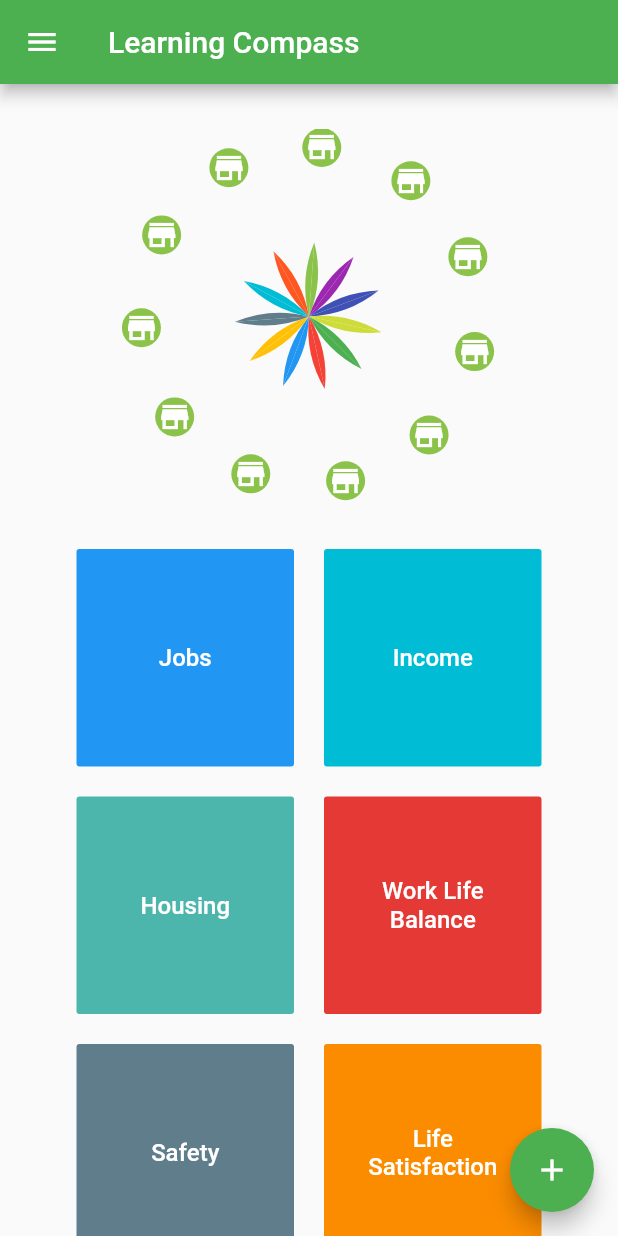
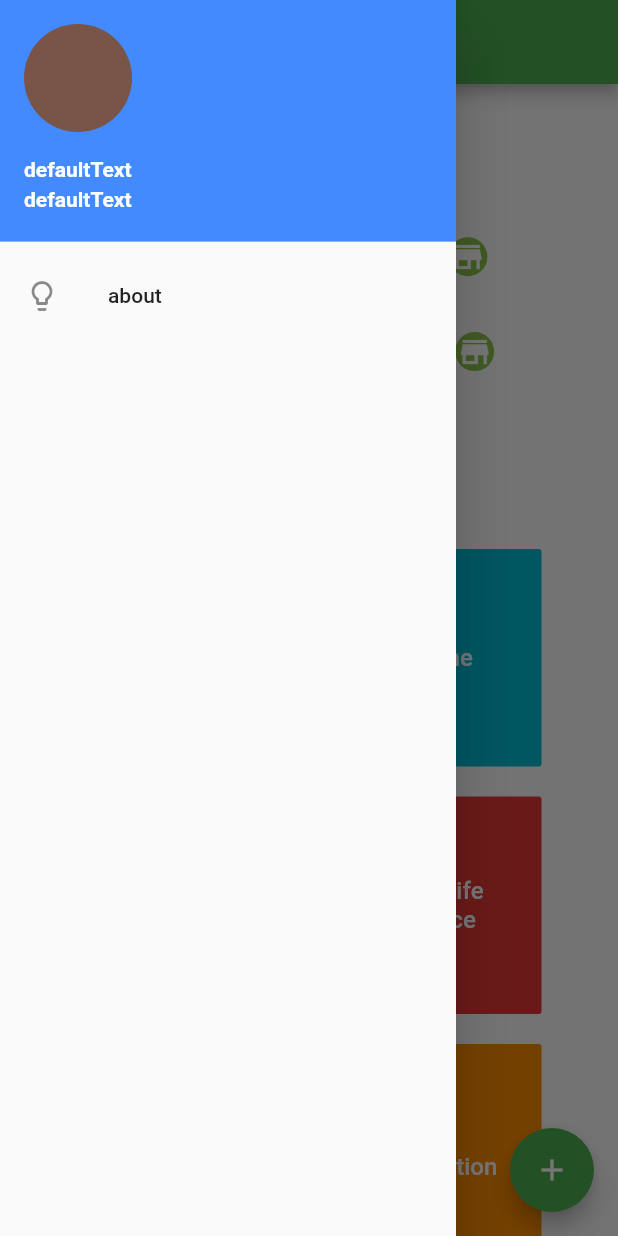
Before and after one commit to TheSoftwareFactory/LearningCompass2030, a Flutter app: the screen it shows after launch, with the side drawer open (before the commit the screen has no drawer), on a phone screen of 412 x 824 dp. Run offline on Flutter 3.47's test engine with Material 2 defaults, Android fonts, the phone set to English and light mode, and no system bars; our stand-ins replace flutter_redux, redux.

Commit message:
drawer + pre_release

```diff
--- a/lib/screens/home/index.dart
+++ b/lib/screens/home/index.dart
@@ -3,18 +3,26 @@ import 'package:flutter/material.dart';
 import 'package:learning_compass_exp/screens/home/home.dart';
 import 'package:learning_compass_exp/screens/home/widgets/incrementer_button.dart';
 
+import 'widgets/drawer/drawer.dart';
+
 
 // This Widget defines the root of the Home-screen
 class HomeScreen extends StatelessWidget {
+
+  final MDrawerWidget drawer = new MDrawerWidget() ;
+  //Drawer drawer = new Drawer();
+
   @override
   Widget build(BuildContext context) {
     return Scaffold(
       appBar: AppBar( // May separate this into it's own file as well if it gets big
         title: Text('Learning Compass'),
-        leading: Icon(Icons.menu),
+        //leading: Icon(Icons.menu),
       ),
       body: Home(),
+      drawer: drawer,
       floatingActionButton: IncrementerButton(),
+
     );
   }
 }
--- /dev/null
+++ b/lib/screens/home/widgets/drawer/drawer.dart
@@ -0,0 +1,23 @@
+import 'package:flutter/material.dart';
+
+import 'drawer_header.dart';
+import 'list_tile.dart';
+
+
+
+class MDrawerWidget extends StatelessWidget {
+  @override
+  Widget build(BuildContext context) {
+
+    return Drawer(
+      child: new ListView(
+        padding: const EdgeInsets.only(top:0.0),
+        children: <Widget>[
+          MDrawerHeaderWidget(), MListTileWidget()
+        ],
+      ),
+    );
+  }
+
+
+}
--- /dev/null
+++ b/lib/screens/home/widgets/drawer/drawer_header.dart
@@ -0,0 +1,20 @@
+import 'package:flutter/material.dart';
+
+import 'user_account.dart';
+
+
+
+class MDrawerHeaderWidget extends StatelessWidget {
+  @override
+  Widget build(BuildContext context) {
+
+
+
+    UserAccount myAccount = new UserAccount() ;
+    return UserAccountsDrawerHeader(accountName: myAccount.name,
+        accountEmail: myAccount.email,
+        currentAccountPicture: myAccount.photo,
+        decoration: BoxDecoration(color: Colors.blueAccent) , );
+}
+
+}
--- /dev/null
+++ b/lib/screens/home/widgets/drawer/list_tile.dart
@@ -0,0 +1,32 @@
+import 'package:flutter/material.dart';
+
+class MListTileWidget extends StatelessWidget {
+
+  final Text title;          Text get userTitle =>  title;
+  final IconData icon;       IconData get listTileIcon => icon;
+
+  //Default values
+  static const defaultListTileIcon = Icons.lightbulb_outline;
+  Text listTileTitle({String title = "about"})
+  {return Text(title);
+  }
+
+  static const defaultTitleText = Text('about',
+    textAlign: TextAlign.center,
+    overflow: TextOverflow.ellipsis,
+    style: TextStyle(fontWeight: FontWeight.bold),
+  );
+  MListTileWidget({this.title= defaultTitleText,
+                   this.icon= Icons.lightbulb_outline});
+
+  @override
+  Widget build(BuildContext context) {
+    // TODO: implement build
+    return ListTile(
+
+        leading: new Icon(defaultListTileIcon ),
+        title: listTileTitle(),);
+
+  }
+
+}
--- /dev/null
+++ b/lib/screens/home/widgets/drawer/user_account.dart
@@ -0,0 +1,19 @@
+import 'package:flutter/material.dart';
+
+class UserAccount {
+  final Text name;                Text get userName =>  name;
+  final Text email;               Text get userEmail => email;
+  final CircleAvatar photo;       CircleAvatar get userPhoto => photo;
+
+  //Default values
+  static const defaultPhotoText = Text('defaultText',
+    textAlign: TextAlign.center,
+    overflow: TextOverflow.ellipsis,
+    style: TextStyle(fontWeight: FontWeight.bold),
+  );
+  static const CircleAvatar defaultPhoto = const CircleAvatar(
+  backgroundColor: Colors.brown,);
+
+  UserAccount ({this.name = defaultPhotoText, this.email= defaultPhotoText,
+                this.photo = defaultPhoto});
+}
```
